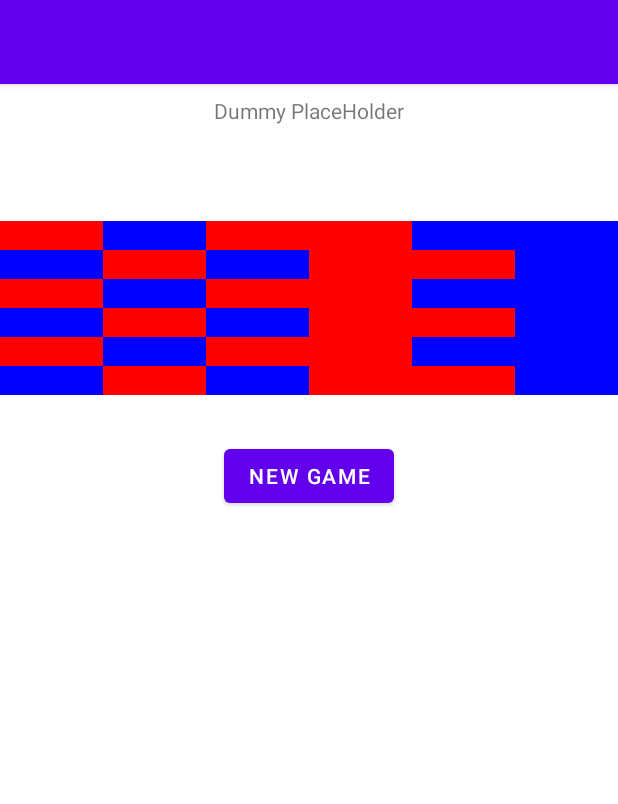
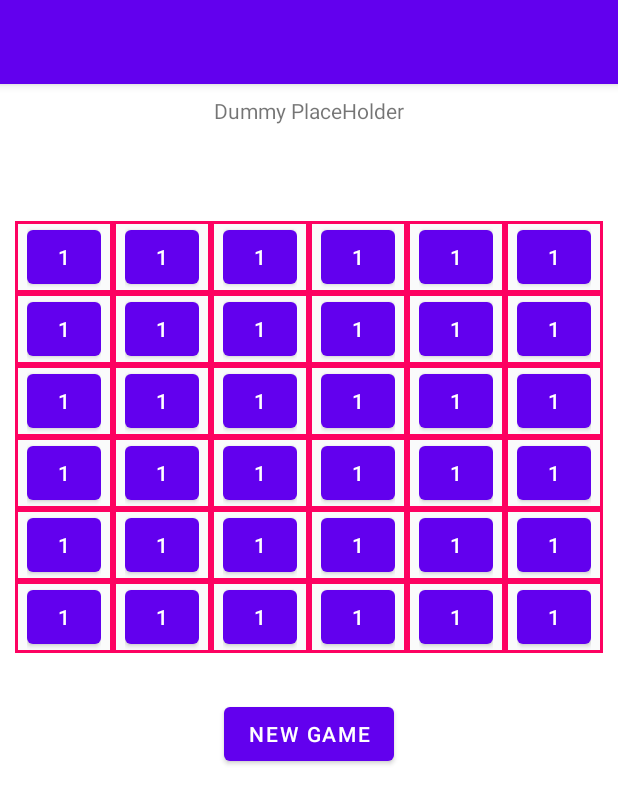
Before and after one commit to olelenz/EcoGecko, an Android app: the screen it shows after launch (MainActivity), after a tap on "NEW GAME", on a phone screen of 412 x 824 dp. Shown: the top 804 px of the screen. Run offline under Robolectric (Android 15) with nearby library versions, the phone set to English and light mode, and no system bars; our stand-ins replace navigation-ui.

Commit message:
better grid

```diff
--- a/app/src/main/java/eco/gecko/ecogecko/GameUI.kt
+++ b/app/src/main/java/eco/gecko/ecogecko/GameUI.kt
@@ -9,6 +9,7 @@ import android.widget.BaseAdapter
 import android.widget.Button
 import android.widget.GridView
 import androidx.fragment.app.Fragment
+
 
 class GameUI : Fragment() {
 
@@ -35,39 +36,30 @@ class GameUI : Fragment() {
     }
 
     private fun createNewGame() {
-        val dataSource = listOf(1, 0, 1, 1, 0, 0,
-                                0, 1, 0, 1, 1, 0,
-                                1, 0, 1, 1, 0, 0,
-                                0, 1, 0, 1, 1, 0,
-                                1, 0, 1, 1, 0, 0,
-                                0, 1, 0, 1, 1, 0)
-        val adapter = GridAdapter(dataSource, n*n)
+        val adapter = GridAdapter()
         grid.adapter = adapter
     }
 }
 
-/**
- * GRID CLass with basic functions
- */
+class GridAdapter() : BaseAdapter() {
 
-class GridAdapter(private val dataSource: List<Int>, private val gridSize: Int) : BaseAdapter() {
-    private val rowCount = kotlin.math.ceil(dataSource.size.toDouble() / gridSize).toInt()
-    private val gridDataSource = dataSource + List((rowCount * gridSize) - dataSource.size) { 0 }
+    val dataSource = listOf(1, 0, 1, 1, 0, 0,
+                            0, 1, 0, 1, 1, 0,
+                            1, 0, 1, 1, 0, 0,
+                            0, 1, 0, 1, 1, 0,
+                            1, 0, 1, 1, 0, 0,
+                            0, 1, 0, 1, 1, 0)
+    override fun getCount(): Int = dataSource.size
 
-    override fun getCount(): Int = gridDataSource.size
-
-    override fun getItem(position: Int): Any = gridDataSource[position]
+    override fun getItem(position: Int): Any = dataSource[position]
 
     override fun getItemId(position: Int): Long = position.toLong()
 
     override fun getView(position: Int, convertView: View?, parent: ViewGroup?): View {
-        val view = convertView ?: LayoutInflater.from(parent?.context).inflate(R.layout.tile, parent, false)
+        val view = convertView ?: LayoutInflater.from(parent?.context).inflate(R.layout.list_layout, parent, false)
 
-        // set background color based on item value
-        when (gridDataSource[position]) {
-            0 -> view.setBackgroundColor(Color.BLUE)
-            1 -> view.setBackgroundColor(Color.RED)
-        }
+        view.setBackgroundResource(R.drawable.tiles_layout)
+        view.setPadding(12,0,12,0)
 
         return view
     }
--- /dev/null
+++ b/app/src/main/res/drawable/gridview_border.xml
@@ -0,0 +1,6 @@
+<shape xmlns:android="http://schemas.android.com/apk/res/android"
+    android:shape="rectangle">
+    <stroke
+        android:width="2dp"
+        android:color="#FF0000" /> <!-- border color -->
+</shape>
--- /dev/null
+++ b/app/src/main/res/drawable/tiles_layout.xml
@@ -0,0 +1,7 @@
+<?xml version="1.0" encoding="utf-8"?>
+<shape xmlns:android="http://schemas.android.com/apk/res/android" >
+    <solid android:color="#fafbfb" />
+    <stroke
+        android:width="2dp"
+        android:color="#fd0261" />
+</shape>
--- a/app/src/main/res/layout/game_ui.xml
+++ b/app/src/main/res/layout/game_ui.xml
@@ -18,11 +18,15 @@
 
     <GridView
         android:id="@+id/gridView"
-        android:numColumns="6"
         android:layout_width="match_parent"
         android:layout_height="wrap_content"
         android:layout_marginTop="64dp"
-        android:background="@color/purple_200"
+        android:layout_marginLeft="10dp"
+        android:layout_marginRight="10dp"
+        android:background="@drawable/gridview_border"
+        android:numColumns="6"
+        app:layout_constraintEnd_toEndOf="parent"
+        app:layout_constraintStart_toStartOf="parent"
         app:layout_constraintTop_toBottomOf="@+id/dummy" />
 
     <Button
@@ -37,6 +41,4 @@
 
 
 
-
-
 </androidx.constraintlayout.widget.ConstraintLayout>
--- /dev/null
+++ b/app/src/main/res/layout/list_layout.xml
@@ -0,0 +1,14 @@
+<LinearLayout android:id="@+id/linear"
+    android:layout_width="match_parent"
+    android:layout_height="match_parent"
+    app:layout_constraintTop_toBottomOf="@+id/dummy"
+    xmlns:app="http://schemas.android.com/apk/res-auto"
+    xmlns:android="http://schemas.android.com/apk/res/android"
+    android:orientation="horizontal">
+
+    <Button
+        android:layout_width="match_parent"
+        android:layout_height="match_parent"
+        android:text="@string/p" />
+
+</LinearLayout>
--- a/app/src/main/res/layout/tile.xml
+++ /dev/null
@@ -1,12 +0,0 @@
-<LinearLayout xmlns:android="http://schemas.android.com/apk/res/android"
-    android:layout_width="match_parent"
-    android:layout_height="match_parent"
-    android:orientation="vertical">
-
-    <TextView
-        android:id="@+id/grid_item_text"
-        android:layout_width="match_parent"
-        android:layout_height="match_parent"
-        android:gravity="center" />
-
-</LinearLayout>
--- a/app/src/main/res/values/strings.xml
+++ b/app/src/main/res/values/strings.xml
@@ -3,7 +3,7 @@
 
     <string name="new_game_button">New Game</string>
     <string name="greeting">Dummy PlaceHolder</string>
-
+    <string name="p">1</string>
     <!-- TODO: check later what we need-->
 
     <string name="title_activity_main">MainActivity</string>
```
